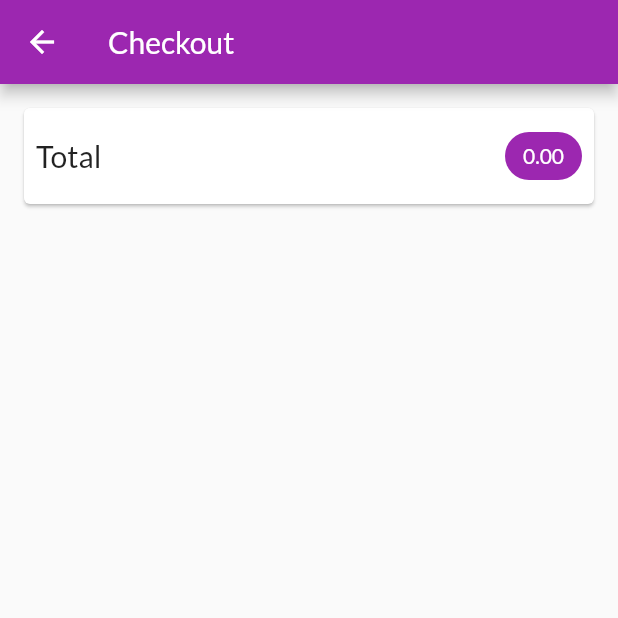
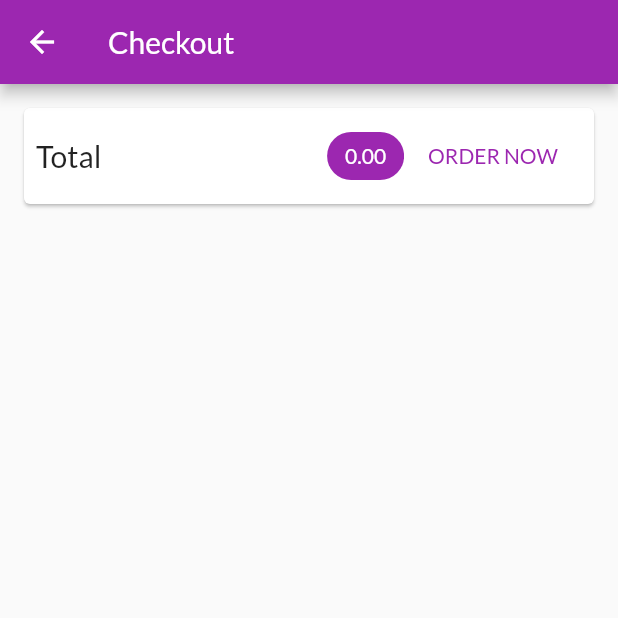
Before and after one commit to anklinuxboy/DemoShopFlutterApp, a Flutter app: the CartView screen opened by its route, on a phone screen of 412 x 824 dp, the top half of it. Run offline on Flutter 3.47's test engine with Material 2 defaults, Android fonts, the phone set to English and light mode, and no system bars; network calls fail.

Commit message:
Added deletion of data

```diff
--- a/lib/providers/cart.dart
+++ b/lib/providers/cart.dart
@@ -46,6 +46,11 @@ class Cart with ChangeNotifier {
     }
     notifyListeners();
   }
+
+  void removeItem(String id) {
+    _items.remove(id);
+    notifyListeners();
+  }
 }
 
 class CartItem {
--- a/lib/screens/cart_view.dart
+++ b/lib/screens/cart_view.dart
@@ -2,6 +2,7 @@ import 'package:flutter/material.dart';
 import 'package:provider/provider.dart';
 
 import '../providers/cart.dart';
+import '../widgets/cart_item.dart';
 
 class CartView extends StatelessWidget {
   static const ROUTE = '/cart';
@@ -30,7 +31,7 @@ class CartView extends StatelessWidget {
                       fontSize: 20,
                     ),
                   ),
-                  SizedBox(width: 10),
+                  Spacer(),
                   Chip(
                     label: Text(
                       '${cart.totalAmount.toStringAsFixed(2)}',
@@ -42,10 +43,31 @@ class CartView extends StatelessWidget {
                     ),
                     backgroundColor: Theme.of(context).primaryColor,
                   ),
+                  FlatButton(
+                    child: Text(
+                      'ORDER NOW',
+                      style: TextStyle(
+                        color: Theme.of(context).primaryColor,
+                      ),
+                    ),
+                    onPressed: () {},
+                  )
                 ],
               ),
             ),
-          )
+          ),
+          SizedBox(
+            height: 10,
+          ),
+          Expanded(
+            child: ListView.builder(
+              itemBuilder: (_, index) => CartItemView(
+                cart.items.values.toList()[index],
+                cart.items.keys.toList()[index],
+              ),
+              itemCount: cart.itemCount,
+            ),
+          ),
         ],
       ),
     );
```
Also changed, not shown: lib/widgets/cart_item.dart (added, +59 -0 lines).
